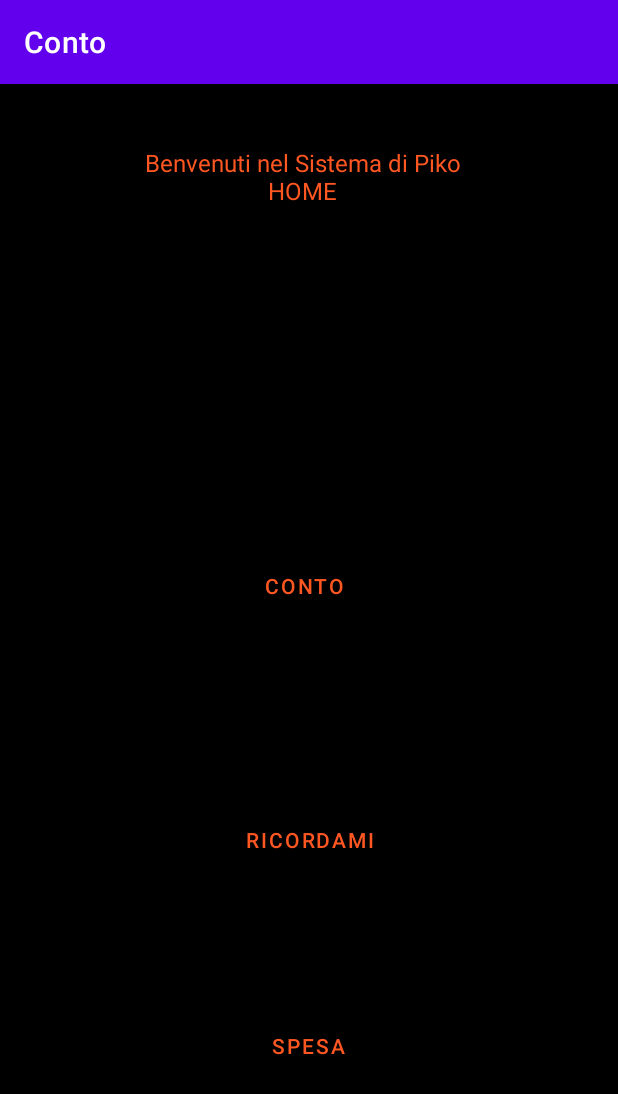
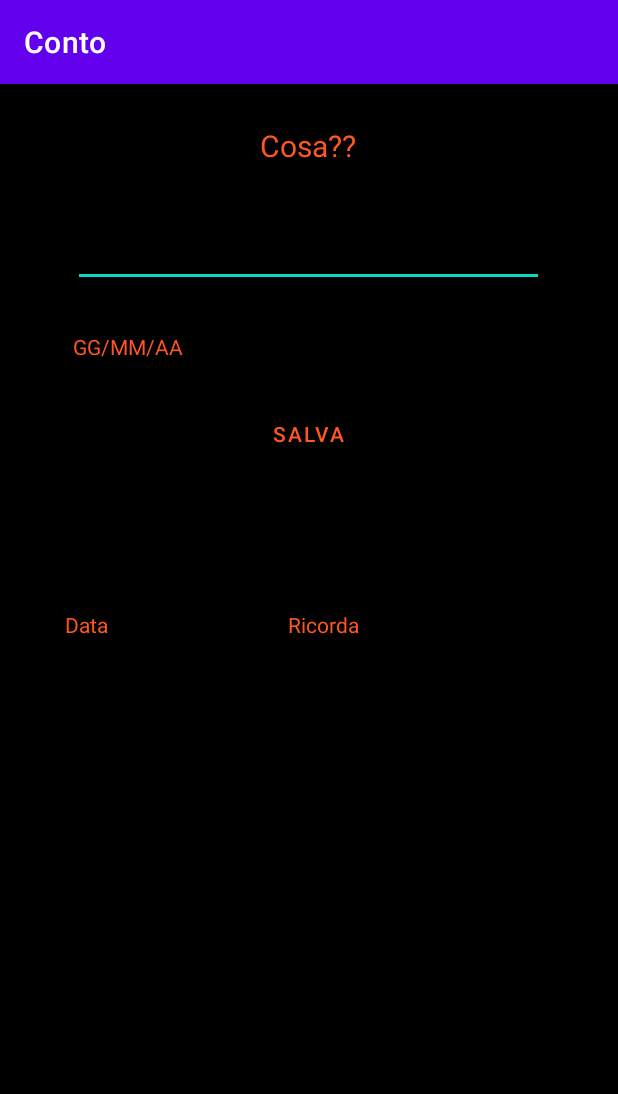
Before and after one commit to PikoAll/Android, an Android app: the screen it shows after launch (MainActivity before the commit, RicordamiActivity after it), after a tap on "RICORDAMI", on a phone screen of 412 x 824 dp. Shown: the top 1094 px of the screen. Run offline under Robolectric (Android 15) with nearby library versions, the phone set to English and light mode, and no system bars.

```diff
--- a/Conto/app/src/main/AndroidManifest.xml
+++ b/Conto/app/src/main/AndroidManifest.xml
@@ -9,6 +9,9 @@
         android:roundIcon="@mipmap/ic_launcher_round"
         android:supportsRtl="true"
         android:theme="@style/Theme.Conto">
+        <activity
+            android:name=".RicordamiActivity"
+            android:exported="true" />
         <activity
             android:name=".SpesaActivity"
             android:exported="true" />
--- /dev/null
+++ b/Conto/app/src/main/java/com/example/conto/DatabaseRicorda.java
@@ -0,0 +1,119 @@
+package com.example.conto;
+
+import android.content.ContentValues;
+import android.content.Context;
+import android.database.Cursor;
+import android.database.SQLException;
+import android.database.sqlite.SQLiteDatabase;
+import android.database.sqlite.SQLiteOpenHelper;
+import android.util.Log;
+
+public class DatabaseRicorda {
+
+    //colonne
+    static final String KEY_RIGAID = "id";     //colonna 0
+    static final String KEY_RICORDO = "ricorda";    //colonna 2
+    static final String KEY_DATA= "data";       //colonna 3
+
+    static final String TAG = "DatabaseRicoda";
+    static final String DATABASE_NOME = "TestDBBRico";
+    static final String DATABASE_TABELLA = "ricorda";
+    static final int DATABASE_VERSIONE = 2;
+
+
+
+    static final String DATABASE_CREAZIONE =
+            "CREATE TABLE ricorda (id integer primary key autoincrement, "
+                    + "ricorda text not null, data text not null);";
+
+
+
+    final Context contextB;
+    DatabaseRicorda.DatabaseHelperB DBHelperB;
+    SQLiteDatabase dbB;
+
+
+    public DatabaseRicorda(Context ctx)
+    {
+        this.contextB = ctx;
+
+        DBHelperB = new DatabaseRicorda.DatabaseHelperB(contextB);
+    }
+
+    //-------------------------------------------------------------------------------
+    private static class DatabaseHelperB extends SQLiteOpenHelper
+    {
+
+
+        DatabaseHelperB(Context context)
+        {
+
+            super(context, DATABASE_NOME, null, DATABASE_VERSIONE);
+
+        }
+
+        @Override
+        public void onCreate(SQLiteDatabase db)
+        {
+
+            try {
+
+                db.execSQL(DATABASE_CREAZIONE);
+
+
+            }
+            catch (SQLException e) {
+                e.printStackTrace();
+            }
+        }
+
+        @Override
+        public void onUpgrade(SQLiteDatabase db,int oldVersion,int newVersion){
+            Log.w(DatabaseRicorda.DatabaseHelperB.class.getName(),"Aggiornamento database dalla versione " + oldVersion + " alla "
+                    + newVersion + ". I dati esistenti verranno eliminati.");
+            db.execSQL("DROP TABLE IF EXISTS clienti");
+            onCreate(db);
+        }
+
+    }
+//-----------------------------------------------------------------------------------------------------------------
+
+    public DatabaseRicorda open() throws SQLException
+    {
+        dbB = DBHelperB.getWritableDatabase();
+        return this;
+    }
+
+
+    public void close()
+    {
+        DBHelperB.close();
+    }
+
+
+    public long inserisciCliente(String casuale,String data)
+    {
+        System.out.println(casuale+data);
+        ContentValues initialValues = new ContentValues();
+        initialValues.put(KEY_RICORDO, casuale);
+        initialValues.put(KEY_DATA, data);
+
+        return dbB.insert(DATABASE_TABELLA, null, initialValues);
+
+
+    }
+
+    public Cursor ottieniTutto()
+    {
+
+        return dbB.query(DATABASE_TABELLA, new String[] {KEY_RIGAID, KEY_RICORDO, KEY_DATA}, null, null, null, null, null);
+
+
+    }
+
+    public boolean cancellaCliente(long rigaId)
+    {
+        return dbB.delete(DATABASE_TABELLA, KEY_RIGAID + "=" + rigaId, null) > 0;
+    }
+
+}
--- a/Conto/app/src/main/java/com/example/conto/MainActivity.java
+++ b/Conto/app/src/main/java/com/example/conto/MainActivity.java
@@ -3,16 +3,34 @@ package com.example.conto;
 import androidx.appcompat.app.AppCompatActivity;
 
 import android.content.Intent;
+import android.database.Cursor;
 import android.os.Bundle;
 import android.view.View;
 import android.widget.Toast;
 
+import java.text.ParseException;
+import java.text.SimpleDateFormat;
+import java.util.ArrayList;
+import java.util.Calendar;
+import java.util.Date;
+import java.util.List;
+
 public class MainActivity extends AppCompatActivity {
+
+    private DatabaseRicorda db = new DatabaseRicorda(this);
+    private List<Integer> listaIndici;
+    private List<String> listaRi;
 
     @Override
     protected void onCreate(Bundle savedInstanceState) {
         super.onCreate(savedInstanceState);
         setContentView(R.layout.activity_main);
+
+        listaIndici = new ArrayList<>();
+        listaRi = new ArrayList<>();
+        visualizza();
+
+
     }
 
     public void clickBottone(View v){
@@ -26,6 +44,8 @@ public class MainActivity extends AppCompatActivity {
 
         }else if(id == R.id.ricordami){
             Toast.makeText(getApplicationContext(),"Ricordami",Toast.LENGTH_SHORT).show();
+            Intent intent=RicordamiActivity.getIstanceIntent(MainActivity.this);
+            startActivity(intent);
 
         }else if(id == R.id.spesa){
 
@@ -36,4 +56,60 @@ public class MainActivity extends AppCompatActivity {
 
     }
 
+
+    public  void visualizza(){
+
+        Cursor c;
+
+        db.open();
+        c = db.ottieniTutto();
+
+
+        if (c.moveToFirst()) {
+            do {
+
+                //convertiStringaData(c.getString(2));
+                listaIndici.add(c.getInt(0));
+                listaRi.add(c.getString(2));
+                convertiStringaData(c.getString(2));
+
+
+            } while (c.moveToNext());
+        }
+
+        db.close();
+
+
+
+
+
+
+
+    }
+
+
+    private void convertiStringaData(String date_time){
+        //String date_time = "11/27/2020 05:35:00";
+        String oggi = new SimpleDateFormat("dd/MM/yy").format(Calendar.getInstance().getTime());
+        SimpleDateFormat dateParser = new SimpleDateFormat("dd/MM/yy");
+
+        try {
+            Date dateE = dateParser.parse(date_time);
+            Date dataOggi = dateParser.parse(oggi);
+
+
+            if (differenza(dateE,dataOggi) < 15){
+                Toast.makeText(this, "RICORDO "+date_time,Toast.LENGTH_LONG).show();
+            }
+
+        } catch (ParseException e) {
+            e.printStackTrace();
+        }
+
+    }
+
+    private static long differenza(Date d1, Date d2) {
+        return (d1.getTime() - d2.getTime()) / 86400000L;
+    }
+
 }
--- /dev/null
+++ b/Conto/app/src/main/java/com/example/conto/RicordamiActivity.java
@@ -0,0 +1,186 @@
+package com.example.conto;
+
+import androidx.appcompat.app.AppCompatActivity;
+
+import android.content.Context;
+import android.content.Intent;
+import android.database.Cursor;
+import android.os.Bundle;
+import android.view.View;
+import android.widget.Button;
+import android.widget.EditText;
+import android.widget.TextView;
+import android.widget.Toast;
+
+import java.text.ParseException;
+import java.text.SimpleDateFormat;
+import java.time.Duration;
+import java.util.ArrayList;
+import java.util.Calendar;
+import java.util.Date;
+import java.util.List;
+
+public class RicordamiActivity extends AppCompatActivity {
+
+    private TextView testo,data,cosa;
+    private Button buttonR;
+    private EditText data22;
+    private List<Integer> listaIndici;
+    private List<Integer> posEliminare;
+    private List<String> listaRi;
+
+    private DatabaseRicorda db = new DatabaseRicorda(this);
+
+    @Override
+    protected void onCreate(Bundle savedInstanceState) {
+        super.onCreate(savedInstanceState);
+        setContentView(R.layout.activity_ricordami);
+
+        buttonR = findViewById(R.id.buttonR);
+        testo = findViewById(R.id.testo);
+        data = findViewById(R.id.data);
+        cosa = findViewById(R.id.cosa);
+
+        data22 = findViewById(R.id.data22);
+        listaIndici = new ArrayList<>();
+        listaRi = new ArrayList<>();
+        posEliminare = new ArrayList<>();
+
+        visualizza();
+
+    }
+
+    public static Intent getIstanceIntent(Context context){
+        Intent intent=new Intent(context,RicordamiActivity.class);
+        return intent;
+    }
+
+
+    public void clickR(View v){
+
+        if (testo.getText().equals("") && data22.getText().toString().equals("")){
+            Toast.makeText(getApplicationContext(),"Scrivi qualcosa",Toast.LENGTH_SHORT).show();
+        }else{
+            scriviDB();
+        }
+
+    }
+
+    public void scriviDB(){
+
+        //String timeStamp = new SimpleDateFormat("dd-MM-yyyy").format(Calendar.getInstance().getTime());
+
+        db.open();
+        db.inserisciCliente(testo.getText().toString(),data22.getText().toString());
+        db.close();
+
+        data22.setText("");
+        testo.setText("");
+        visualizza();
+
+    }
+
+    public  void visualizza(){
+
+        Cursor c;
+
+            db.open();
+            c = db.ottieniTutto();
+
+        String ricordoS="Ricorda\n\n";
+        String dataS="Data\n\n";
+
+        if (c.moveToFirst()) {
+            do {
+                /*
+                Toast.makeText(this, "id: " + c.getString(0) + "\n" +
+                                "Nome: " + c.getString(1) + "\n" +
+                                "Indirizzo: " + c.getString(2),
+                        Toast.LENGTH_LONG).show();
+
+                 */
+
+                ricordoS = ricordoS + c.getString(1)+"\n\n";
+                dataS = dataS + c.getString(2)+"\n\n";
+                //convertiStringaData(c.getString(2));
+                listaIndici.add(c.getInt(0));
+                listaRi.add(c.getString(2));
+                convertiStringaData(c.getString(2));
+
+
+            } while (c.moveToNext());
+        }
+
+            db.close();
+        data.setText(dataS);
+        cosa.setText(ricordoS);
+
+
+        /*
+        System.out.println("lista date"+listaRi.toString());
+        System.out.println("lista indici"+listaIndici.toString());
+        int x = listaRi.indexOf("22/07/95");
+        System.out.println(listaIndici.get(x));
+
+         */
+
+
+
+
+
+
+    }
+
+    private void convertiStringaData(String date_time){
+        //String date_time = "11/27/2020 05:35:00";
+        String oggi = new SimpleDateFormat("dd/MM/yy").format(Calendar.getInstance().getTime());
+        SimpleDateFormat dateParser = new SimpleDateFormat("dd/MM/yy");
+
+            try {
+                Date dateE = dateParser.parse(date_time);
+                Date dataOggi = dateParser.parse(oggi);
+                //System.out.println("2222222222222222222222222222##"+dateE.toString());
+                //System.out.println("@@@@@@@@@@@@@@"+differenza(dateE,dataOggi));
+
+                //System.out.println("lista date"+listaRi.toString());
+                //System.out.println("lista indici"+listaIndici.toString());
+
+
+                if (differenza(dateE,dataOggi) < 0){
+                    Toast.makeText(this, "data passata",Toast.LENGTH_LONG).show();
+
+                    int idDb = listaRi.indexOf(date_time);
+                    //System.out.println("lista date"+listaRi.toString());
+                    //System.out.println("lista indici"+listaIndici.toString());
+                    db.open();
+                    int x = listaIndici.get(idDb);
+                    //System.out.println("++++++++++++++++++"+x);
+                    db.cancellaCliente(x);
+                    // visualizza();
+                    db.close();
+                }
+                /*
+                if (differenza(dateE,dataOggi) < 10){
+                    Toast.makeText(this, "RICORDO",Toast.LENGTH_LONG).show();
+                }
+
+                 */
+
+
+
+
+
+
+            } catch (ParseException e) {
+                e.printStackTrace();
+            }
+
+    }
+
+    private static long differenza(Date d1, Date d2) {
+        return (d1.getTime() - d2.getTime()) / 86400000L;
+    }
+
+
+
+}
--- a/Conto/app/src/main/java/com/example/conto/RisultatoActivity.java
+++ b/Conto/app/src/main/java/com/example/conto/RisultatoActivity.java
@@ -138,8 +138,8 @@ public class RisultatoActivity extends AppCompatActivity {
         for (String key1: dizionario.keySet()){
             s1 = s1 + key1 + "\n\n";
             s2 = s2 + dizionario.get(key1) + "\n\n";
-            System.out.println(key1+ " = " + dizionario.get(key1));
-            System.out.println("------------------------");
+        //    System.out.println(key1+ " = " + dizionario.get(key1));
+        //    System.out.println("------------------------");
         }
         rsoldi.setText(s2);
         rcasuale.setText(s1);
--- /dev/null
+++ b/Conto/app/src/main/res/layout/activity_ricordami.xml
@@ -0,0 +1,114 @@
+<?xml version="1.0" encoding="utf-8"?>
+<androidx.constraintlayout.widget.ConstraintLayout xmlns:android="http://schemas.android.com/apk/res/android"
+    xmlns:app="http://schemas.android.com/apk/res-auto"
+    xmlns:tools="http://schemas.android.com/tools"
+    android:layout_width="match_parent"
+    android:layout_height="match_parent"
+    android:background="@color/black"
+    tools:context=".RicordamiActivity">
+
+    <TextView
+        android:id="@+id/textView3"
+        android:layout_width="142dp"
+        android:layout_height="38dp"
+        android:text="Cosa??"
+        android:textAlignment="center"
+        android:textColor="#FF5722"
+        android:textSize="20sp"
+        app:layout_constraintBottom_toBottomOf="parent"
+        app:layout_constraintEnd_toEndOf="parent"
+        app:layout_constraintHorizontal_bias="0.498"
+        app:layout_constraintStart_toStartOf="parent"
+        app:layout_constraintTop_toTopOf="parent"
+        app:layout_constraintVertical_bias="0.037" />
+
+    <EditText
+        android:id="@+id/testo"
+        android:layout_width="314dp"
+        android:layout_height="47dp"
+        android:ems="10"
+        android:gravity="start|top"
+        android:inputType="textMultiLine"
+        app:layout_constraintBottom_toBottomOf="parent"
+        app:layout_constraintEnd_toEndOf="parent"
+        app:layout_constraintHorizontal_bias="0.494"
+        app:layout_constraintStart_toStartOf="parent"
+        app:layout_constraintTop_toBottomOf="@+id/textView3"
+        app:layout_constraintVertical_bias="0.035"
+        tools:ignore="SpeakableTextPresentCheck,TouchTargetSizeCheck" />
+
+    <Button
+        android:id="@+id/buttonR"
+        android:layout_width="324dp"
+        android:layout_height="47dp"
+        android:backgroundTint="@color/black"
+        android:onClick="clickR"
+        android:text="Salva"
+        android:textColor="#FF5722"
+        app:layout_constraintBottom_toBottomOf="parent"
+        app:layout_constraintEnd_toEndOf="parent"
+        app:layout_constraintHorizontal_bias="0.494"
+        app:layout_constraintStart_toStartOf="parent"
+        app:layout_constraintTop_toBottomOf="@+id/testo"
+        app:layout_constraintVertical_bias="0.126"
+        tools:ignore="TouchTargetSizeCheck" />
+
+    <LinearLayout
+        android:layout_width="324dp"
+        android:layout_height="331dp"
+        android:layout_marginTop="8dp"
+        android:orientation="vertical"
+        app:layout_constraintBottom_toBottomOf="parent"
+        app:layout_constraintEnd_toEndOf="parent"
+        app:layout_constraintHorizontal_bias="0.494"
+        app:layout_constraintStart_toStartOf="parent"
+        app:layout_constraintTop_toBottomOf="@+id/buttonR">
+
+        <LinearLayout
+            android:layout_width="match_parent"
+            android:layout_height="match_parent"
+            android:orientation="horizontal">
+
+            <TextView
+                android:id="@+id/data"
+                android:layout_width="21dp"
+                android:layout_height="wrap_content"
+                android:layout_weight="1"
+                android:text="TextView"
+                android:textColor="#FF5722" />
+
+            <TextView
+                android:id="@+id/cosa"
+                android:layout_width="wrap_content"
+                android:layout_height="wrap_content"
+                android:layout_weight="1"
+                android:text="TextView"
+                android:textColor="#FF5722" />
+        </LinearLayout>
+    </LinearLayout>
+
+    <TextView
+        android:id="@+id/textView11"
+        android:layout_width="wrap_content"
+        android:layout_height="wrap_content"
+        android:text="GG/MM/AA"
+        android:textColor="#FF5722"
+        app:layout_constraintBottom_toTopOf="@+id/buttonR"
+        app:layout_constraintEnd_toEndOf="@+id/testo"
+        app:layout_constraintHorizontal_bias="0.0"
+        app:layout_constraintStart_toStartOf="@+id/testo"
+        app:layout_constraintTop_toBottomOf="@+id/testo"
+        app:layout_constraintVertical_bias="0.549" />
+
+    <EditText
+        android:id="@+id/data22"
+        android:layout_width="wrap_content"
+        android:layout_height="wrap_content"
+        android:ems="10"
+        android:inputType="date"
+        app:layout_constraintBottom_toTopOf="@+id/buttonR"
+        app:layout_constraintEnd_toEndOf="@+id/testo"
+        app:layout_constraintStart_toEndOf="@+id/textView11"
+        app:layout_constraintTop_toBottomOf="@+id/testo"
+        tools:ignore="SpeakableTextPresentCheck,TouchTargetSizeCheck" />
+</androidx.constraintlayout.widget.ConstraintLayout>
```
Also changed, not shown: Conto/app/src/main/java/com/example/conto/MioActivity.java (+13 -1 lines), Conto/app/src/main/java/com/example/conto/SpesaActivity.java (+6 -4 lines).
